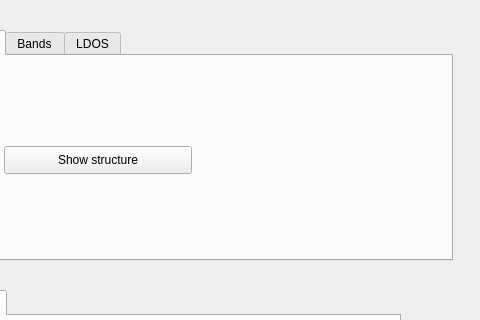
joselado/quantum-honeycomp, file development/interface-pyqt/0d/interface.ui: the form before one commit; both pictures show x 398 to 878 and y 0 to 320 of the 878 by 600 pixel window.
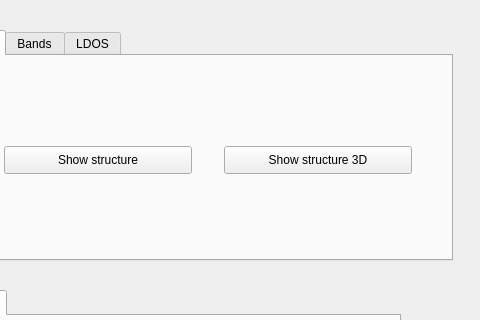
The form after the commit. The open tabs and pages were chosen to show the change.

Patch:
```diff
--- a/development/interface-pyqt/0d/interface.ui
+++ b/development/interface-pyqt/0d/interface.ui
@@ -364,6 +364,19 @@
        <string>Show structure</string>
       </property>
      </widget>
+     <widget class="QPushButton" name="show_structure_3d">
+      <property name="geometry">
+       <rect>
+        <x>290</x>
+        <y>90</y>
+        <width>188</width>
+        <height>28</height>
+       </rect>
+      </property>
+      <property name="text">
+       <string>Show structure 3D</string>
+      </property>
+     </widget>
     </widget>
     <widget class="QWidget" name="tab_5">
      <attribute name="title">
```
Left out of the diff: 4 changed lines with no effect on the pictures.
